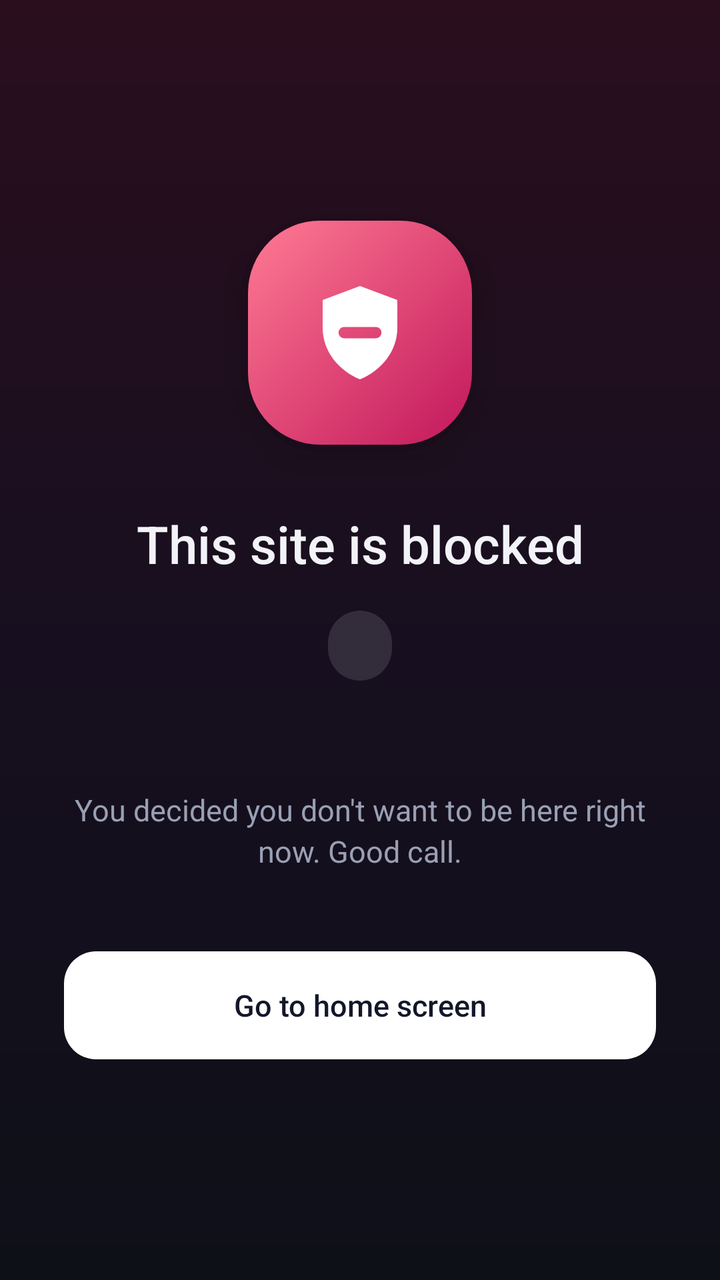
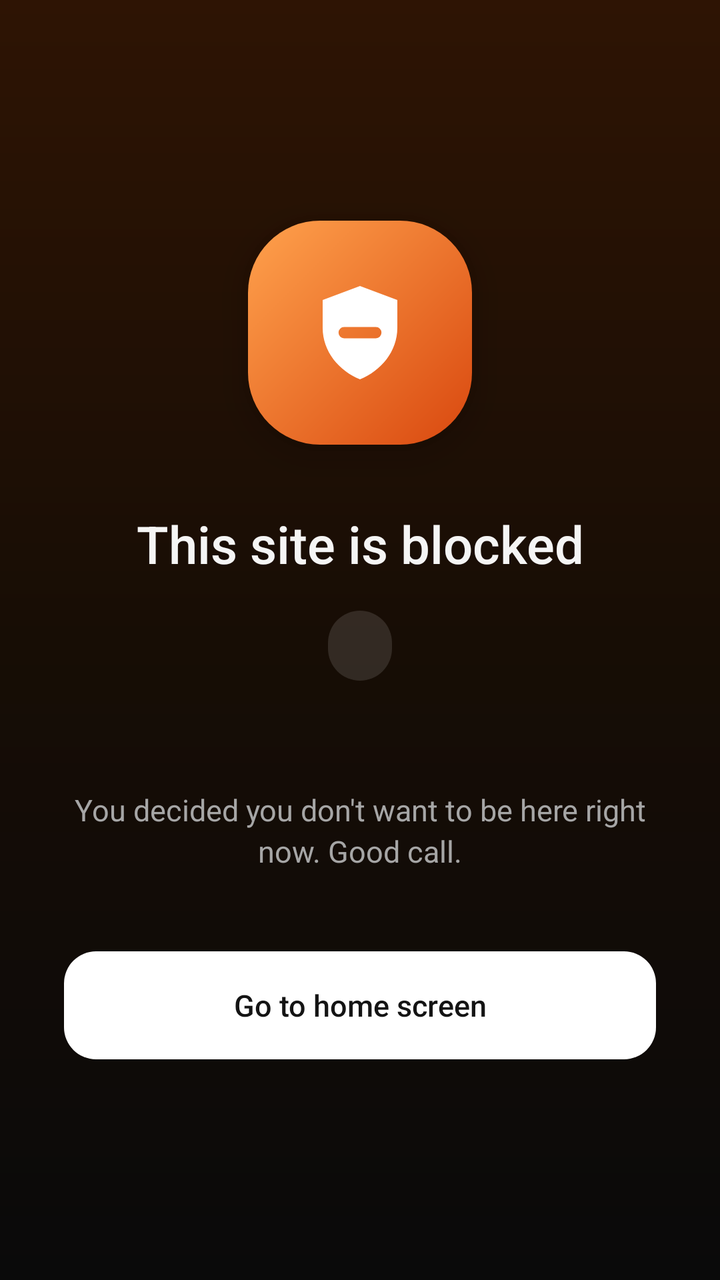

The first picture is an Android layout as it rendered before a commit; the second is the same layout after the commit. The layout source and the unified diff follow.
<!-- AndroidManifest.xml: application theme AppTheme -->
<!-- res/layout/activity_blocked.xml -->
<?xml version="1.0" encoding="utf-8"?>
<LinearLayout xmlns:android="http://schemas.android.com/apk/res/android"
    android:layout_width="match_parent"
    android:layout_height="match_parent"
    android:background="@drawable/bg_blocked"
    android:gravity="center"
    android:orientation="vertical"
    android:padding="32dp">

    <ImageView
        android:layout_width="112dp"
        android:layout_height="112dp"
        android:background="@drawable/bg_block_icon"
        android:contentDescription="@null"
        android:elevation="12dp"
        android:padding="28dp"
        android:src="@drawable/ic_shield" />

    <TextView
        android:layout_width="wrap_content"
        android:layout_height="wrap_content"
        android:layout_marginTop="32dp"
        android:fontFamily="sans-serif-medium"
        android:gravity="center"
        android:text="@string/blocked_title"
        android:textColor="@color/text"
        android:textSize="26sp" />

    <TextView
        android:id="@+id/blocked_url"
        android:layout_width="wrap_content"
        android:layout_height="wrap_content"
        android:layout_marginTop="16dp"
        android:background="@drawable/bg_pill_dark"
        android:ellipsize="middle"
        android:fontFamily="monospace"
        android:paddingHorizontal="16dp"
        android:paddingVertical="8dp"
        android:singleLine="true"
        android:textColor="@color/text"
        android:textSize="14sp" />

    <TextView
        android:id="@+id/blocked_rule"
        android:layout_width="wrap_content"
        android:layout_height="wrap_content"
        android:layout_marginTop="10dp"
        android:textColor="@color/text_hint"
        android:textSize="12sp" />

    <TextView
        android:layout_width="wrap_content"
        android:layout_height="wrap_content"
        android:layout_marginTop="28dp"
        android:gravity="center"
        android:lineSpacingExtra="3dp"
        android:maxWidth="320dp"
        android:text="@string/blocked_hint"
        android:textColor="@color/text_dim"
        android:textSize="15sp" />

    <Button
        android:id="@+id/btn_home"
        android:layout_width="match_parent"
        android:layout_height="wrap_content"
        android:layout_marginTop="40dp"
        android:background="@drawable/bg_button_light"
        android:fontFamily="sans-serif-medium"
        android:maxWidth="360dp"
        android:minHeight="54dp"
        android:stateListAnimator="@null"
        android:text="@string/go_home"
        android:textAllCaps="false"
        android:textColor="#14162A"
        android:textSize="15sp" />
</LinearLayout>
<!-- resources referenced by this layout -->
<resources>
  <color name="text">#F2F3F8</color>
  <color name="text_dim">#9AA0B4</color>
  <color name="text_hint">#5F6680</color>
  <!-- drawable bg_block_icon (drawable) -->
  <?xml version="1.0" encoding="utf-8"?>
  
  <shape xmlns:android="http://schemas.android.com/apk/res/android">
      <gradient android:angle="315" android:startColor="#FF7A93" android:endColor="#C2185B" /><corners android:radius="36dp" />
  </shape>
  <!-- drawable bg_blocked (drawable) -->
  <?xml version="1.0" encoding="utf-8"?>
  
  <shape xmlns:android="http://schemas.android.com/apk/res/android">
      <gradient android:angle="270" android:startColor="#2A0E1E" android:centerColor="#170F1F" android:endColor="@color/bg" />
  </shape>
  <!-- drawable bg_button_light (drawable) -->
  <?xml version="1.0" encoding="utf-8"?>
  
  <selector xmlns:android="http://schemas.android.com/apk/res/android">
      <item android:state_pressed="true"><shape><solid android:color="#D9DAE6" /><corners android:radius="16dp" /></shape></item>
      <item><shape><solid android:color="#FFFFFF" /><corners android:radius="16dp" /></shape></item>
  </selector>
  <!-- drawable bg_pill_dark (drawable) -->
  <?xml version="1.0" encoding="utf-8"?>
  
  <shape xmlns:android="http://schemas.android.com/apk/res/android">
      <solid android:color="#1FFFFFFF" /><corners android:radius="100dp" />
  </shape>
  <!-- drawable ic_shield (drawable) -->
  <vector xmlns:android="http://schemas.android.com/apk/res/android"
      android:width="24dp" android:height="24dp" android:viewportWidth="24" android:viewportHeight="24">
      <path android:fillType="evenOdd" android:fillColor="#FFFFFFFF" android:pathData="M12,2L20,5V11C20,16 16.5,20.2 12,22C7.5,20.2 4,16 4,11V5Z M8.6,10.8H15.4A1.2,1.2 0,0 1,15.4 13.2H8.6A1.2,1.2 0,0 1,8.6 10.8Z" />
  </vector>
  <string name="blocked_hint">You decided you don\'t want to be here right now. Good call.</string>
  <string name="blocked_title">This site is blocked</string>
  <string name="go_home">Go to home screen</string>
  <style name="AppTheme" parent="android:Theme.Material.NoActionBar">
          <item name="android:colorPrimary">@color/bg</item>
          <item name="android:colorPrimaryDark">@color/bg</item>
          <item name="android:colorAccent">@color/accent</item>
          <item name="android:colorControlNormal">@color/text_dim</item>
          <item name="android:windowBackground">@color/bg</item>
          <item name="android:statusBarColor">@color/bg</item>
          <item name="android:navigationBarColor">@color/bg</item>
          <item name="android:textColorPrimary">@color/text</item>
          <item name="android:textColorSecondary">@color/text_dim</item>
          <item name="android:textColorHint">@color/text_hint</item>
      </style>
  <color name="bg">#0E1018</color>
  <color name="accent">#7C6CFF</color>
</resources>

<!-- the commit's change to res/layout/activity_blocked.xml (unified diff, before → after) -->
@@ -71,6 +71,6 @@
         android:stateListAnimator="@null"
         android:text="@string/go_home"
         android:textAllCaps="false"
-        android:textColor="#14162A"
+        android:textColor="#141414"
         android:textSize="15sp" />
 </LinearLayout>
<!-- resource entries referenced after the edit -->
@@ -1,19 +1,19 @@
 <!-- resources referenced by this layout -->
 <resources>
-  <color name="text">#F2F3F8</color>
-  <color name="text_dim">#9AA0B4</color>
-  <color name="text_hint">#5F6680</color>
+  <color name="text">#F5F5F5</color>
+  <color name="text_dim">#A6A6A6</color>
+  <color name="text_hint">#6B6B6B</color>
   <!-- drawable bg_block_icon (drawable) -->
   <?xml version="1.0" encoding="utf-8"?>
   
   <shape xmlns:android="http://schemas.android.com/apk/res/android">
-      <gradient android:angle="315" android:startColor="#FF7A93" android:endColor="#C2185B" /><corners android:radius="36dp" />
+      <gradient android:angle="315" android:startColor="#FFA24D" android:endColor="#D9480F" /><corners android:radius="36dp" />
   </shape>
   <!-- drawable bg_blocked (drawable) -->
   <?xml version="1.0" encoding="utf-8"?>
   
   <shape xmlns:android="http://schemas.android.com/apk/res/android">
-      <gradient android:angle="270" android:startColor="#2A0E1E" android:centerColor="#170F1F" android:endColor="@color/bg" />
+      <gradient android:angle="270" android:startColor="#2E1404" android:centerColor="#170D05" android:endColor="@color/bg" />
   </shape>
   <!-- drawable bg_button_light (drawable) -->
   <?xml version="1.0" encoding="utf-8"?>
@@ -48,7 +48,7 @@
           <item name="android:textColorSecondary">@color/text_dim</item>
           <item name="android:textColorHint">@color/text_hint</item>
       </style>
-  <color name="bg">#0E1018</color>
-  <color name="accent">#7C6CFF</color>
+  <color name="bg">#0A0A0A</color>
+  <color name="accent">#FF7A1A</color>
 </resources>
 
